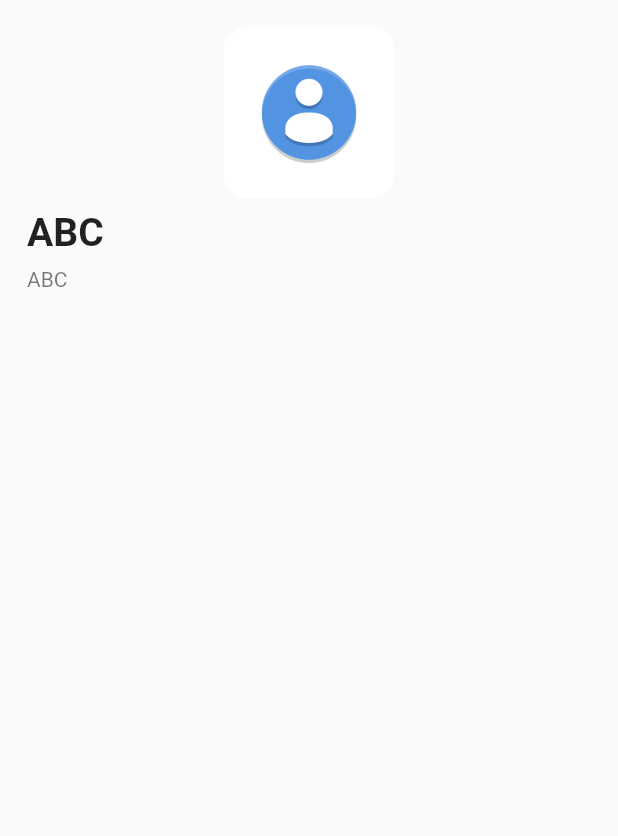
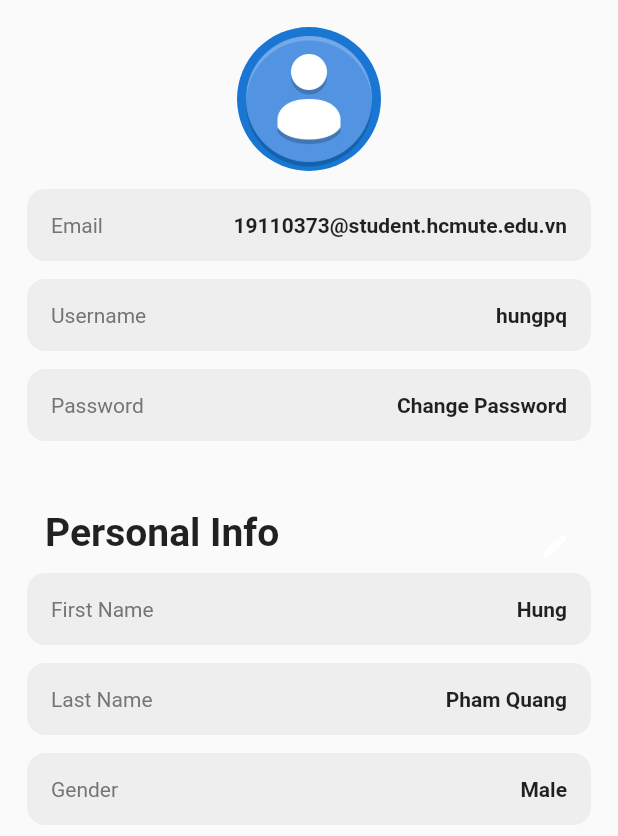
Before and after one commit to hungfq/ddnc_bt, a Flutter app: the ProfileScreen screen opened directly, on a phone screen of 412 x 824 dp. Shown: the top 836 px of the screen. Run offline on Flutter 3.47's test engine with Material 2 defaults, Android fonts, the light colour scheme and no system bars; our stand-ins replace carousel_slider.

Commit message:
add profile

```diff
--- a/lib/screens/profile_screen.dart
+++ b/lib/screens/profile_screen.dart
@@ -1,5 +1,4 @@
 import 'package:flutter/material.dart';
-import 'package:tuan2/components/square_title.dart';
 
 class ProfileScreen extends StatefulWidget {
   const ProfileScreen({Key? key}) : super(key: key);
@@ -12,7 +11,7 @@ class ProfileScreenState extends State<ProfileScreen> {
   @override
   Widget build(BuildContext context) {
     return Scaffold(
-      body: Padding(
+      body: SingleChildScrollView(
         padding: const EdgeInsets.all(18.0),
         child: Column(
           mainAxisAlignment: MainAxisAlignment.start,
@@ -21,30 +20,74 @@ class ProfileScreenState extends State<ProfileScreen> {
             Row(
               mainAxisAlignment: MainAxisAlignment.center,
               children: const [
-                SquareTitle(imagePath: 'lib/images/avatar.jpg'),
+                CircleAvatar(
+                    radius: 48, // Image radius
+                    backgroundImage: AssetImage('lib/images/avatar.jpg'),
+                ),
               ],
             ),
-            const SizedBox(
-              height: 8.0,
+            const SizedBox(height: 12),
+            const _ProfileProperty(
+              propertyName: "Email",
+              propertyValue: "19110373@student.hcmute.edu.vn",
+              maxLines: 2,
             ),
-            const Text(
-              'ABC',
-              style: TextStyle(
-                fontSize: 26.0,
-                fontWeight: FontWeight.bold,
-              ),
+            const SizedBox(height: 12),
+            const _ProfileProperty(
+              propertyName: "Username",
+              propertyValue: "hungpq",
+              maxLines: 2,
             ),
-            const SizedBox(
-              height: 8.0,
+            const SizedBox(height: 12),
+            const _ProfileProperty(
+              propertyName: "Password",
+              propertyValue: "Change Password",
+              maxLines: 2,
             ),
-            const Text(
-              'ABC',
-              style: TextStyle(
-                color: Colors.black54,
-              ),
+            const SizedBox(height: 40),
+            Row(
+              mainAxisAlignment: MainAxisAlignment.spaceBetween,
+              crossAxisAlignment: CrossAxisAlignment.end,
+              children: [
+                const Padding(
+                  padding: EdgeInsetsDirectional.only(
+                      start: 12,
+                      bottom: 12),
+                  child: Text(
+                    "Personal Info",
+                    style: TextStyle(
+                      fontSize: 26.0,
+                      fontWeight: FontWeight.bold,
+                    ),
+                  ),
+                ),
+                IconButton(
+                  alignment: Alignment.bottomCenter,
+                  icon: const Icon(
+                    Icons.edit_rounded,
+                    color: Colors.white,
+                    size: 20,
+                  ),
+                  onPressed: () {},
+                ),
+              ],
             ),
-            const SizedBox(
-              height: 20.0,
+            const _ProfileProperty(
+              propertyName: "First Name",
+              propertyValue: "Hung",
+              maxLines: 2,
+            ),
+            const SizedBox(height: 12),
+            const _ProfileProperty(
+              propertyName: "Last Name",
+              propertyValue: "Pham Quang",
+              maxLines: 2,
+            ),
+            const SizedBox(height: 12),
+            const _ProfileProperty(
+              propertyName: "Gender",
+              propertyValue: "Male",
+              maxLines: 1,
             ),
           ],
         ),
@@ -52,3 +95,49 @@ class ProfileScreenState extends State<ProfileScreen> {
     );
   }
 }
+
+class _ProfileProperty extends StatelessWidget {
+  const _ProfileProperty({
+    Key? key,
+    required this.propertyName,
+    required this.propertyValue,
+    this.maxLines = 1,
+  }) : super(key: key);
+
+  final String propertyName;
+  final String propertyValue;
+  final int maxLines;
+
+  @override
+  Widget build(BuildContext context) {
+    return Container(
+      decoration: BoxDecoration(
+        color: Colors.grey[200],
+        borderRadius: BorderRadius.circular(12),
+      ),
+      padding: const EdgeInsets.all(16),
+      child: Row(
+        mainAxisAlignment: MainAxisAlignment.spaceBetween,
+        crossAxisAlignment: CrossAxisAlignment.start,
+        children: [
+          Text(
+            propertyName,
+            style: TextStyle(
+              color: Colors.grey[600],
+            ),
+          ),
+          Expanded(
+            child: Text(
+              propertyValue,
+              maxLines: maxLines,
+              textAlign: TextAlign.right,
+              style: const TextStyle(
+                fontWeight: FontWeight.bold,
+              ),
+            ),
+          ),
+        ],
+      ),
+    );
+  }
+}
```
